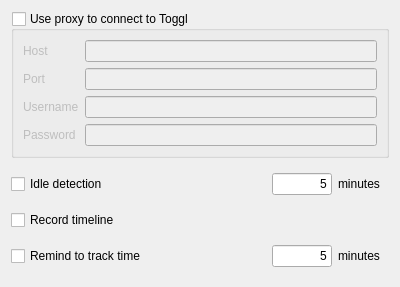
Qt form src/ui/linux/TogglDesktop/preferencesdialog.ui (toggl-open-source/toggldesktop) before a commit.
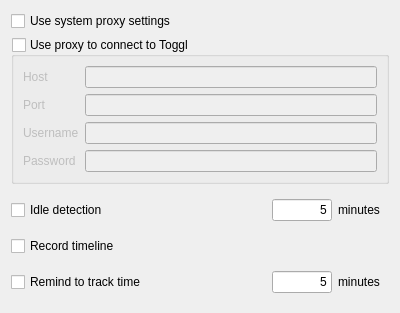
The same form after that commit.

Commit message: add 'Use system proxy settings' to preferences (linux)

Patch:
```diff
--- a/src/ui/linux/TogglDesktop/preferencesdialog.ui
+++ b/src/ui/linux/TogglDesktop/preferencesdialog.ui
@@ -7,13 +7,20 @@
     <x>0</x>
     <y>0</y>
     <width>400</width>
-    <height>271</height>
+    <height>310</height>
    </rect>
   </property>
   <property name="windowTitle">
    <string>Preferences</string>
   </property>
   <layout class="QVBoxLayout" name="verticalLayout">
+   <item>
+    <widget class="QCheckBox" name="useSystemProxySettings">
+     <property name="text">
+      <string>Use system proxy settings</string>
+     </property>
+    </widget>
+   </item>
    <item>
     <widget class="QGroupBox" name="useProxy">
      <property name="title">
```
The commit also changes 6 other files.
